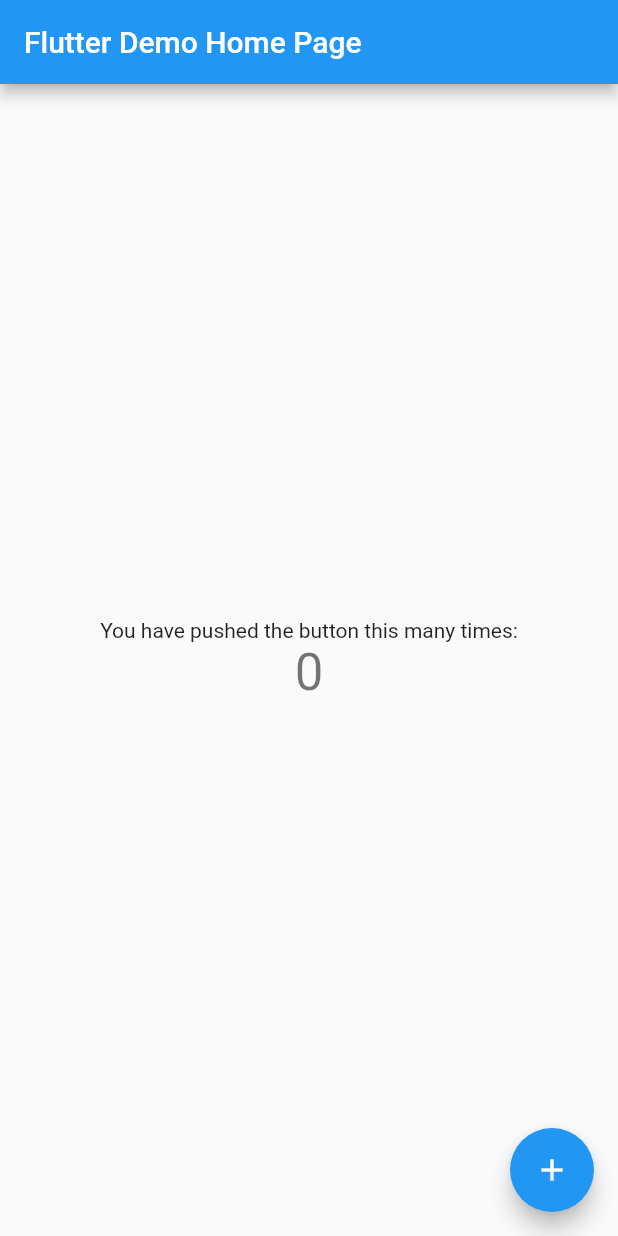
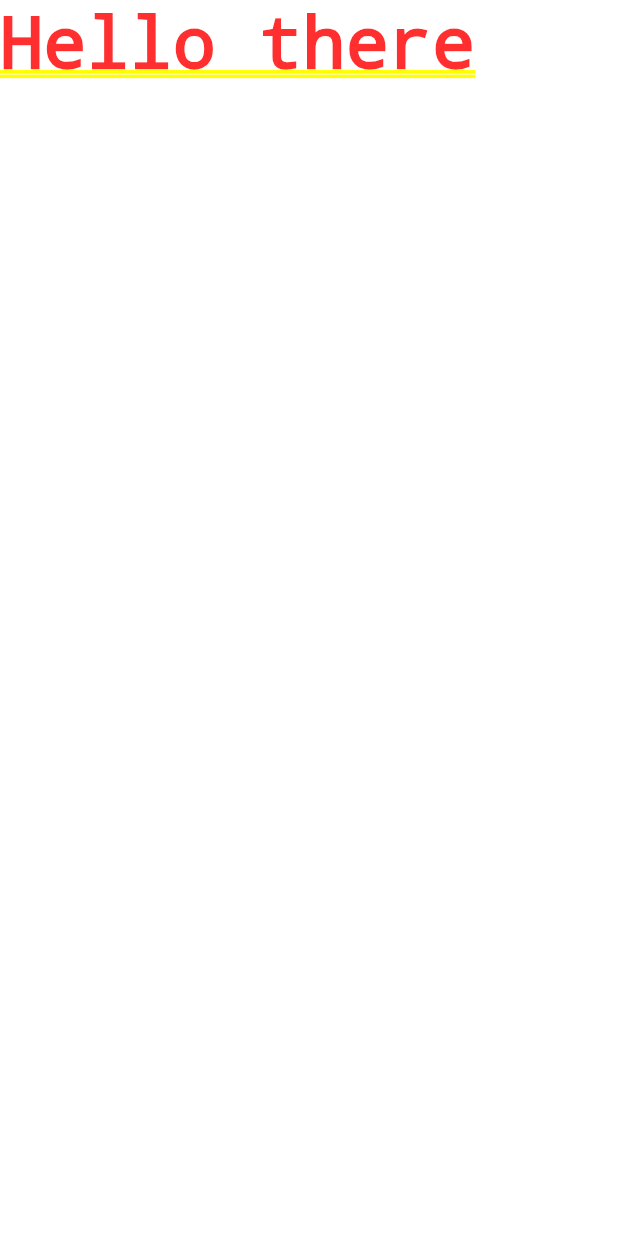
Before and after one commit to python-benedict/flutter-Todo, a Flutter app: the screen it shows after launch, on a phone screen of 412 x 824 dp. Run offline on Flutter 3.47's test engine with Material 2 defaults, Android fonts, the phone set to English and light mode, and no system bars.

Commit message:
edited the starter template to my specification

```diff
--- a/lib/main.dart
+++ b/lib/main.dart
@@ -7,109 +7,28 @@ void main() {
 class MyApp extends StatelessWidget {
   const MyApp({Key? key}) : super(key: key);
 
-  // This widget is the root of your application.
   @override
   Widget build(BuildContext context) {
     return MaterialApp(
       title: 'Flutter Demo',
       theme: ThemeData(
-        // This is the theme of your application.
-        //
-        // Try running your application with "flutter run". You'll see the
-        // application has a blue toolbar. Then, without quitting the app, try
-        // changing the primarySwatch below to Colors.green and then invoke
-        // "hot reload" (press "r" in the console where you ran "flutter run",
-        // or simply save your changes to "hot reload" in a Flutter IDE).
-        // Notice that the counter didn't reset back to zero; the application
-        // is not restarted.
         primarySwatch: Colors.blue,
       ),
-      home: const MyHomePage(title: 'Flutter Demo Home Page'),
+      home: MyHomePage(),
     );
   }
 }
 
 class MyHomePage extends StatefulWidget {
-  const MyHomePage({Key? key, required this.title}) : super(key: key);
-
-  // This widget is the home page of your application. It is stateful, meaning
-  // that it has a State object (defined below) that contains fields that affect
-  // how it looks.
-
-  // This class is the configuration for the state. It holds the values (in this
-  // case the title) provided by the parent (in this case the App widget) and
-  // used by the build method of the State. Fields in a Widget subclass are
-  // always marked "final".
-
-  final String title;
 
   @override
   State<MyHomePage> createState() => _MyHomePageState();
 }
 
 class _MyHomePageState extends State<MyHomePage> {
-  int _counter = 0;
-
-  void _incrementCounter() {
-    setState(() {
-      // This call to setState tells the Flutter framework that something has
-      // changed in this State, which causes it to rerun the build method below
-      // so that the display can reflect the updated values. If we changed
-      // _counter without calling setState(), then the build method would not be
-      // called again, and so nothing would appear to happen.
-      _counter++;
-    });
-  }
 
   @override
   Widget build(BuildContext context) {
-    // This method is rerun every time setState is called, for instance as done
-    // by the _incrementCounter method above.
-    //
-    // The Flutter framework has been optimized to make rerunning build methods
-    // fast, so that you can just rebuild anything that needs updating rather
-    // than having to individually change instances of widgets.
-    return Scaffold(
-      appBar: AppBar(
-        // Here we take the value from the MyHomePage object that was created by
-        // the App.build method, and use it to set our appbar title.
-        title: Text(widget.title),
-      ),
-      body: Center(
-        // Center is a layout widget. It takes a single child and positions it
-        // in the middle of the parent.
-        child: Column(
-          // Column is also a layout widget. It takes a list of children and
-          // arranges them vertically. By default, it sizes itself to fit its
-          // children horizontally, and tries to be as tall as its parent.
-          //
-          // Invoke "debug painting" (press "p" in the console, choose the
-          // "Toggle Debug Paint" action from the Flutter Inspector in Android
-          // Studio, or the "Toggle Debug Paint" command in Visual Studio Code)
-          // to see the wireframe for each widget.
-          //
-          // Column has various properties to control how it sizes itself and
-          // how it positions its children. Here we use mainAxisAlignment to
-          // center the children vertically; the main axis here is the vertical
-          // axis because Columns are vertical (the cross axis would be
-          // horizontal).
-          mainAxisAlignment: MainAxisAlignment.center,
-          children: <Widget>[
-            const Text(
-              'You have pushed the button this many times:',
-            ),
-            Text(
-              '$_counter',
-              style: Theme.of(context).textTheme.headline4,
-            ),
-          ],
-        ),
-      ),
-      floatingActionButton: FloatingActionButton(
-        onPressed: _incrementCounter,
-        tooltip: 'Increment',
-        child: const Icon(Icons.add),
-      ), // This trailing comma makes auto-formatting nicer for build methods.
-    );
+    return Text('Hello there');
   }
 }
```
